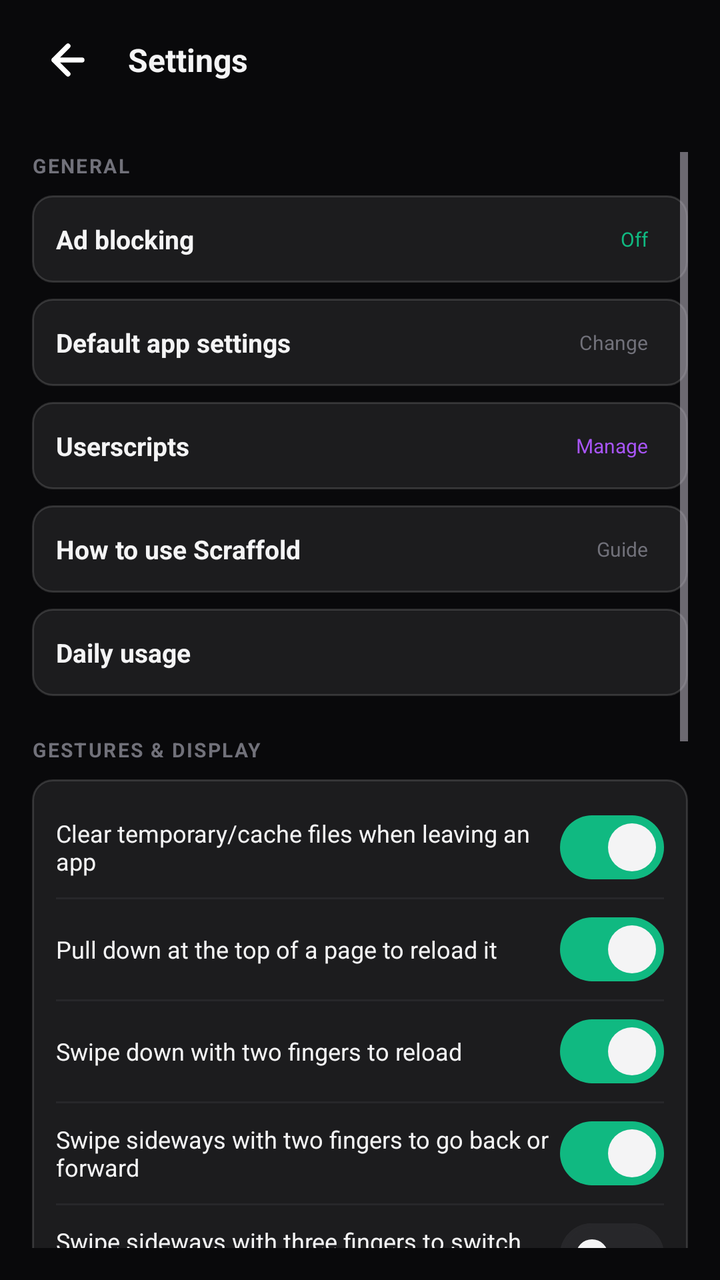
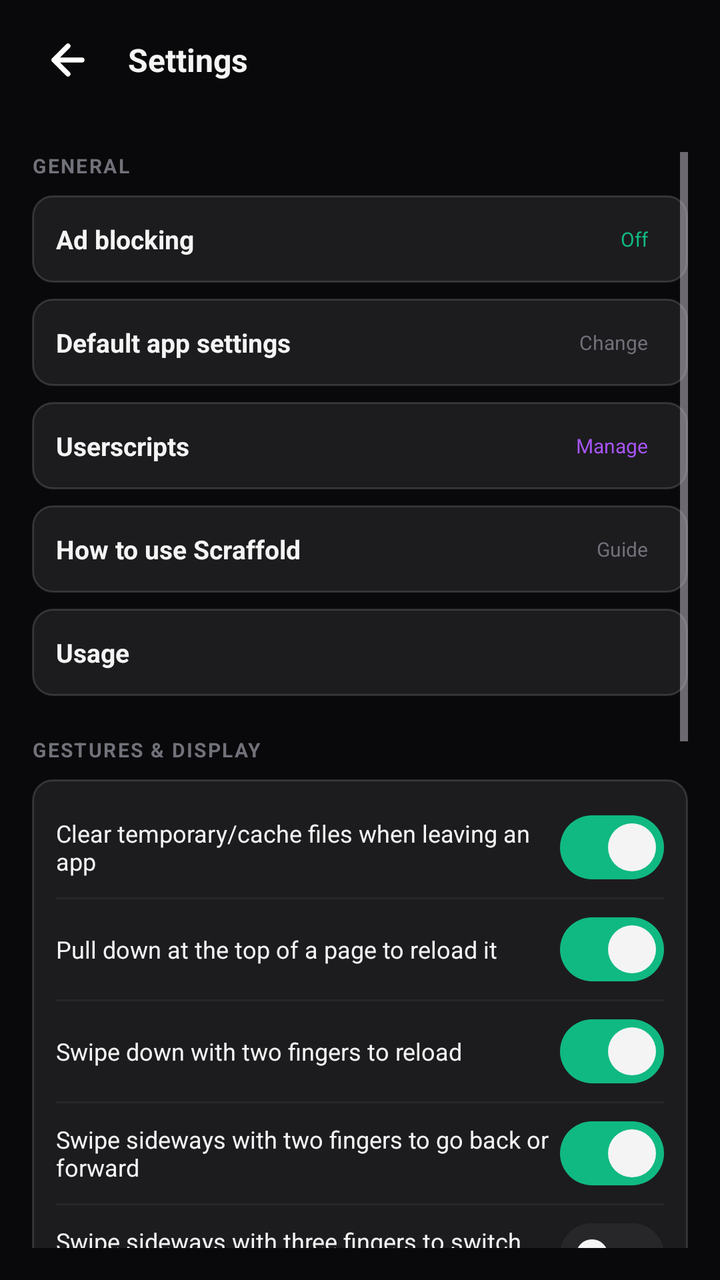

Compare the two renders of this Android layout. The source of the first and the diff that turns it into the second are given below.
<!-- AndroidManifest.xml: application theme Theme.Scaffold -->
<!-- res/layout/activity_settings.xml -->
<?xml version="1.0" encoding="utf-8"?>
<LinearLayout xmlns:android="http://schemas.android.com/apk/res/android"
    xmlns:app="http://schemas.android.com/apk/res-auto"
    android:id="@+id/settings_root_layout"
    android:layout_width="match_parent"
    android:layout_height="match_parent"
    android:orientation="vertical"
    android:background="@color/bg_primary">

    
    <LinearLayout
        android:id="@+id/settings_header_layout"
        android:layout_width="match_parent"
        android:layout_height="wrap_content"
        android:orientation="horizontal"
        android:gravity="center_vertical"
        android:paddingHorizontal="16dp"
        android:paddingVertical="12dp"
        android:background="#15121215">

        <ImageButton
            android:id="@+id/settings_btn_back"
            android:layout_width="36dp"
            android:layout_height="36dp"
            android:background="?attr/selectableItemBackgroundBorderless"
            android:src="@drawable/ic_arrow_back"
            android:contentDescription="Back" />

        <TextView
            android:layout_width="0dp"
            android:layout_height="wrap_content"
            android:layout_weight="1"
            android:layout_marginStart="12dp"
            android:text="@string/global_settings"
            android:textColor="@color/text_primary"
            android:textSize="16sp"
            android:textStyle="bold" />

        <TextView
            android:layout_width="wrap_content"
            android:layout_height="wrap_content"
            android:text=""
            android:textColor="@color/text_muted"
            android:textSize="10sp"
            android:fontFamily="monospace" />
    </LinearLayout>

    <ScrollView
        android:id="@+id/settings_scroll"
        android:layout_width="match_parent"
        android:layout_height="match_parent"
        android:padding="16dp">

        <LinearLayout
            android:layout_width="match_parent"
            android:layout_height="wrap_content"
            android:orientation="vertical"
            android:paddingBottom="32dp">

            
            <TextView
                android:layout_width="wrap_content"
                android:layout_height="wrap_content"
                android:text="GENERAL"
                android:textColor="@color/text_muted"
                android:textSize="10sp"
                android:textStyle="bold"
                android:letterSpacing="0.08" />

            
            <LinearLayout
                android:id="@+id/settings_row_adblock"
                android:layout_width="match_parent"
                android:layout_height="wrap_content"
                android:orientation="horizontal"
                android:gravity="center_vertical"
                android:background="@drawable/bg_card"
                android:foreground="?attr/selectableItemBackground"
                android:padding="12dp"
                android:layout_marginTop="8dp"
                android:clickable="true"
                android:focusable="true">

                <TextView
                    android:layout_width="0dp"
                    android:layout_height="wrap_content"
                    android:layout_weight="1"
                    android:text="Ad blocking"
                    android:textColor="@color/text_primary"
                    android:textSize="13sp"
                    android:textStyle="bold" />

                <TextView
                    android:layout_width="wrap_content"
                    android:layout_height="wrap_content"
                    android:id="@+id/settings_tv_adblock_state"
                    android:text="Off"
                    android:textColor="@color/accent_emerald"
                    android:textSize="10sp"
                    android:paddingHorizontal="8dp"
                    android:paddingVertical="3dp" />
            </LinearLayout>

            
            <LinearLayout
                android:id="@+id/settings_row_default_app"
                android:layout_width="match_parent"
                android:layout_height="wrap_content"
                android:orientation="horizontal"
                android:gravity="center_vertical"
                android:background="@drawable/bg_card"
                android:foreground="?attr/selectableItemBackground"
                android:padding="12dp"
                android:layout_marginTop="8dp"
                android:clickable="true"
                android:focusable="true">

                <TextView
                    android:layout_width="0dp"
                    android:layout_height="wrap_content"
                    android:layout_weight="1"
                    android:text="Default app settings"
                    android:textColor="@color/text_primary"
                    android:textSize="13sp"
                    android:textStyle="bold" />

                <TextView
                    android:layout_width="wrap_content"
                    android:layout_height="wrap_content"
                    android:text="Change"
                    android:textColor="@color/text_muted"
                    android:textSize="10sp"
                    android:paddingHorizontal="8dp"
                    android:paddingVertical="3dp" />
            </LinearLayout>

            
            <LinearLayout
                android:id="@+id/settings_row_userscripts"
                android:layout_width="match_parent"
                android:layout_height="wrap_content"
                android:orientation="horizontal"
                android:gravity="center_vertical"
                android:background="@drawable/bg_card"
                android:foreground="?attr/selectableItemBackground"
                android:padding="12dp"
                android:layout_marginTop="8dp"
                android:clickable="true"
                android:focusable="true">

                <TextView
                    android:layout_width="0dp"
                    android:layout_height="wrap_content"
                    android:layout_weight="1"
                    android:text="Userscripts"
                    android:textColor="@color/text_primary"
                    android:textSize="13sp"
                    android:textStyle="bold" />

                <TextView
                    android:layout_width="wrap_content"
                    android:layout_height="wrap_content"
                    android:text="Manage"
                    android:textColor="@color/accent_purple_bright"
                    android:textSize="10sp"
                    android:paddingHorizontal="8dp"
                    android:paddingVertical="3dp" />
            </LinearLayout>

            
            <LinearLayout
                android:id="@+id/settings_row_guide"
                android:layout_width="match_parent"
                android:layout_height="wrap_content"
                android:orientation="horizontal"
                android:gravity="center_vertical"
                android:background="@drawable/bg_card"
                android:foreground="?attr/selectableItemBackground"
                android:padding="12dp"
                android:layout_marginTop="8dp"
                android:clickable="true"
                android:focusable="true">

                <TextView
                    android:layout_width="0dp"
                    android:layout_height="wrap_content"
                    android:layout_weight="1"
                    android:text="How to use Scraffold"
                    android:textColor="@color/text_primary"
                    android:textSize="13sp"
                    android:textStyle="bold" />

                <TextView
                    android:layout_width="wrap_content"
                    android:layout_height="wrap_content"
                    android:text="Guide"
                    android:textColor="@color/text_muted"
                    android:textSize="10sp"
                    android:paddingHorizontal="8dp"
                    android:paddingVertical="3dp" />
            </LinearLayout>

            
            <LinearLayout
                android:id="@+id/settings_row_usage"
                android:layout_width="match_parent"
                android:layout_height="wrap_content"
                android:orientation="horizontal"
                android:gravity="center_vertical"
                android:background="@drawable/bg_card"
                android:foreground="?attr/selectableItemBackground"
                android:padding="12dp"
                android:layout_marginTop="8dp"
                android:clickable="true"
                android:focusable="true">

                <TextView
                    android:layout_width="0dp"
                    android:layout_height="wrap_content"
                    android:layout_weight="1"
                    android:text="Daily usage"
                    android:textColor="@color/text_primary"
                    android:textSize="13sp"
                    android:textStyle="bold" />

                <TextView
                    android:id="@+id/settings_tv_usage_today"
                    android:layout_width="wrap_content"
                    android:layout_height="wrap_content"
                    android:textColor="@color/text_muted"
                    android:textSize="10sp"
                    android:paddingHorizontal="8dp"
                    android:paddingVertical="3dp" />
            </LinearLayout>

            
            <TextView
                android:layout_width="wrap_content"
                android:layout_height="wrap_content"
                android:layout_marginTop="20dp"
                android:text="GESTURES &amp; DISPLAY"
                android:textColor="@color/text_muted"
                android:textSize="10sp"
                android:textStyle="bold"
                android:letterSpacing="0.08" />

            <LinearLayout
                android:layout_width="match_parent"
                android:layout_height="wrap_content"
                android:orientation="vertical"
                android:background="@drawable/bg_card"
                android:padding="12dp"
                android:layout_marginTop="8dp">

                
                <LinearLayout
                    android:layout_width="match_parent"
                    android:layout_height="44dp"
                    android:orientation="horizontal"
                    android:gravity="center_vertical">

                    <TextView
                        android:layout_width="0dp"
                        android:layout_height="wrap_content"
                        android:layout_weight="1"
                        android:text="Clear temporary/cache files when leaving an app"
                        android:textColor="@color/text_primary"
                        android:textSize="12sp" />

                    <com.google.android.material.materialswitch.MaterialSwitch
                        android:id="@+id/settings_switch_clear_cache"
                        android:layout_width="wrap_content"
                        android:layout_height="wrap_content"
                        android:checked="true"
                        app:thumbTint="@color/text_primary"
                        app:trackTint="@color/switch_track" />
                </LinearLayout>

                <View
                    android:layout_width="match_parent"
                    android:layout_height="1dp"
                    android:background="@color/border_primary"
                    android:layout_marginVertical="3dp" />

                
                <LinearLayout
                    android:layout_width="match_parent"
                    android:layout_height="44dp"
                    android:orientation="horizontal"
                    android:gravity="center_vertical">

                    <TextView
                        android:layout_width="0dp"
                        android:layout_height="wrap_content"
                        android:layout_weight="1"
                        android:text="Pull down at the top of a page to reload it"
                        android:textColor="@color/text_primary"
                        android:textSize="12sp" />

                    <com.google.android.material.materialswitch.MaterialSwitch
                        android:id="@+id/settings_switch_pull_reload"
                        android:layout_width="wrap_content"
                        android:layout_height="wrap_content"
                        android:checked="true"
                        app:thumbTint="@color/text_primary"
                        app:trackTint="@color/switch_track" />
                </LinearLayout>

                <View
                    android:layout_width="match_parent"
                    android:layout_height="1dp"
                    android:background="@color/border_primary"
                    android:layout_marginVertical="3dp" />

                
                <LinearLayout
                    android:layout_width="match_parent"
                    android:layout_height="44dp"
                    android:orientation="horizontal"
                    android:gravity="center_vertical">

                    <TextView
                        android:layout_width="0dp"
                        android:layout_height="wrap_content"
                        android:layout_weight="1"
                        android:text="Swipe down with two fingers to reload"
                        android:textColor="@color/text_primary"
                        android:textSize="12sp" />

                    <com.google.android.material.materialswitch.MaterialSwitch
                        android:id="@+id/settings_switch_reload_gesture"
                        android:layout_width="wrap_content"
                        android:layout_height="wrap_content"
                        android:checked="true"
                        app:thumbTint="@color/text_primary"
                        app:trackTint="@color/switch_track" />
                </LinearLayout>

                <View
                    android:layout_width="match_parent"
                    android:layout_height="1dp"
                    android:background="@color/border_primary"
                    android:layout_marginVertical="3dp" />

                
                <LinearLayout
                    android:layout_width="match_parent"
                    android:layout_height="44dp"
                    android:orientation="horizontal"
                    android:gravity="center_vertical">

                    <TextView
                        android:layout_width="0dp"
                        android:layout_height="wrap_content"
                        android:layout_weight="1"
                        android:text="Swipe sideways with two fingers to go back or forward"
                        android:textColor="@color/text_primary"
                        android:textSize="12sp" />

                    <com.google.android.material.materialswitch.MaterialSwitch
                        android:id="@+id/settings_switch_nav_gesture"
                        android:layout_width="wrap_content"
                        android:layout_height="wrap_content"
                        android:checked="true"
                        app:thumbTint="@color/text_primary"
                        app:trackTint="@color/switch_track" />
                </LinearLayout>

                <View
                    android:layout_width="match_parent"
                    android:layout_height="1dp"
                    android:background="@color/border_primary"
                    android:layout_marginVertical="3dp" />

                
                <LinearLayout
                    android:layout_width="match_parent"
                    android:layout_height="44dp"
                    android:orientation="horizontal"
                    android:gravity="center_vertical">

                    <TextView
                        android:layout_width="0dp"
                        android:layout_height="wrap_content"
                        android:layout_weight="1"
                        android:text="Swipe sideways with three fingers to switch apps"
                        android:textColor="@color/text_primary"
                        android:textSize="12sp" />

                    <com.google.android.material.materialswitch.MaterialSwitch
                        android:id="@+id/settings_switch_app_switch_gesture"
                        android:layout_width="wrap_content"
                        android:layout_height="wrap_content"
                        android:checked="false"
                        app:thumbTint="@color/text_primary"
                        app:trackTint="@color/switch_track" />
                </LinearLayout>

                <View
                    android:layout_width="match_parent"
                    android:layout_height="1dp"
                    android:background="@color/border_primary"
                    android:layout_marginVertical="3dp" />

                
                <LinearLayout
                    android:layout_width="match_parent"
                    android:layout_height="44dp"
                    android:orientation="horizontal"
                    android:gravity="center_vertical">

                    <TextView
                        android:layout_width="0dp"
                        android:layout_height="wrap_content"
                        android:layout_weight="1"
                        android:text="Show a loading bar while pages open"
                        android:textColor="@color/text_primary"
                        android:textSize="12sp" />

                    <com.google.android.material.materialswitch.MaterialSwitch
                        android:id="@+id/settings_switch_progress_bar"
                        android:layout_width="wrap_content"
                        android:layout_height="wrap_content"
                        android:checked="true"
                        app:thumbTint="@color/text_primary"
                        app:trackTint="@color/switch_track" />
                </LinearLayout>

                <View
                    android:layout_width="match_parent"
                    android:layout_height="1dp"
                    android:background="@color/border_primary"
                    android:layout_marginVertical="3dp" />

                
                <LinearLayout
                    android:layout_width="match_parent"
                    android:layout_height="44dp"
                    android:orientation="horizontal"
                    android:gravity="center_vertical">

                    <TextView
                        android:layout_width="0dp"
                        android:layout_height="wrap_content"
                        android:layout_weight="1"
                        android:text="Keep Android's navigation bar in fullscreen"
                        android:textColor="@color/text_primary"
                        android:textSize="12sp" />

                    <com.google.android.material.materialswitch.MaterialSwitch
                        android:id="@+id/settings_switch_software_nav"
                        android:layout_width="wrap_content"
                        android:layout_height="wrap_content"
                        android:checked="false"
                        app:thumbTint="@color/text_primary"
                        app:trackTint="@color/switch_track" />
                </LinearLayout>

            </LinearLayout>

            
            <TextView
                android:layout_width="wrap_content"
                android:layout_height="wrap_content"
                android:layout_marginTop="20dp"
                android:text="STORAGE"
                android:textColor="@color/text_muted"
                android:textSize="10sp"
                android:textStyle="bold"
                android:letterSpacing="0.08" />

            <LinearLayout
                android:layout_width="match_parent"
                android:layout_height="wrap_content"
                android:orientation="horizontal"
                android:gravity="center_vertical"
                android:background="@drawable/bg_card"
                android:padding="12dp"
                android:layout_marginTop="8dp">

                <LinearLayout
                    android:layout_width="0dp"
                    android:layout_height="wrap_content"
                    android:layout_weight="1"
                    android:orientation="vertical">

                    <TextView
                        android:layout_width="wrap_content"
                        android:layout_height="wrap_content"
                        android:text="Temporary files"
                        android:textColor="@color/text_primary"
                        android:textSize="13sp"
                        android:textStyle="bold" />

                    <TextView
                        android:id="@+id/settings_tv_cache_size"
                        android:layout_width="wrap_content"
                        android:layout_height="wrap_content"
                        android:layout_marginTop="1dp"
                        android:text="Working it out..."
                        android:textColor="@color/text_muted"
                        android:textSize="10sp"
                        android:fontFamily="monospace" />
                </LinearLayout>

                <TextView
                    android:id="@+id/settings_btn_clear_cache"
                    android:layout_width="wrap_content"
                    android:layout_height="wrap_content"
                    android:text="Clear"
                    android:textColor="@color/accent_rose"
                    android:textSize="12sp"
                    android:textStyle="bold"
                    android:padding="6dp" />
            </LinearLayout>

            <LinearLayout
                android:layout_width="match_parent"
                android:layout_height="wrap_content"
                android:orientation="horizontal"
                android:gravity="center_vertical"
                android:background="@drawable/bg_card"
                android:padding="12dp"
                android:layout_marginTop="8dp">

                <LinearLayout
                    android:layout_width="0dp"
                    android:layout_height="wrap_content"
                    android:layout_weight="1"
                    android:orientation="vertical">

                    <TextView
                        android:layout_width="wrap_content"
                        android:layout_height="wrap_content"
                        android:text="Clear them by themselves at 500 MB"
                        android:textColor="@color/text_primary"
                        android:textSize="13sp"
                        android:textStyle="bold" />

                    <TextView
                        android:layout_width="wrap_content"
                        android:layout_height="wrap_content"
                        android:layout_marginTop="1dp"
                        android:text="You stay signed in"
                        android:textColor="@color/text_muted"
                        android:textSize="10sp" />
                </LinearLayout>

                <com.google.android.material.materialswitch.MaterialSwitch
                    android:id="@+id/settings_switch_auto_purge"
                    android:layout_width="wrap_content"
                    android:layout_height="wrap_content"
                    app:thumbTint="@color/text_primary"
                    app:trackTint="@color/switch_track" />
            </LinearLayout>

            
            <TextView
                android:layout_width="wrap_content"
                android:layout_height="wrap_content"
                android:layout_marginTop="20dp"
                android:text="BACKUP"
                android:textColor="@color/text_muted"
                android:textSize="10sp"
                android:textStyle="bold"
                android:letterSpacing="0.08" />

            <LinearLayout
                android:layout_width="match_parent"
                android:layout_height="wrap_content"
                android:orientation="horizontal"
                android:layout_marginTop="8dp">

                <TextView
                    android:id="@+id/settings_btn_export"
                    android:layout_width="0dp"
                    android:layout_height="40dp"
                    android:layout_weight="1"
                    android:background="@drawable/bg_card"
                    android:foreground="?attr/selectableItemBackground"
                    android:gravity="center"
                    android:text="Back up"
                    android:textColor="@color/text_primary"
                    android:textSize="11sp"
                    android:textStyle="bold"
                    android:clickable="true"
                    android:focusable="true" />

                <TextView
                    android:id="@+id/settings_btn_import"
                    android:layout_width="0dp"
                    android:layout_height="40dp"
                    android:layout_weight="1"
                    android:layout_marginStart="8dp"
                    android:background="@drawable/bg_card"
                    android:foreground="?attr/selectableItemBackground"
                    android:gravity="center"
                    android:text="Restore"
                    android:textColor="@color/text_primary"
                    android:textSize="11sp"
                    android:textStyle="bold"
                    android:clickable="true"
                    android:focusable="true" />
            </LinearLayout>

            
            <TextView
                android:layout_width="wrap_content"
                android:layout_height="wrap_content"
                android:layout_marginTop="20dp"
                android:text="ABOUT"
                android:textColor="@color/text_muted"
                android:textSize="10sp"
                android:textStyle="bold"
                android:letterSpacing="0.08" />

            <LinearLayout
                android:id="@+id/settings_row_about"
                android:layout_width="match_parent"
                android:layout_height="wrap_content"
                android:orientation="horizontal"
                android:gravity="center_vertical"
                android:background="@drawable/bg_card"
                android:foreground="?attr/selectableItemBackground"
                android:padding="12dp"
                android:layout_marginTop="8dp"
                android:clickable="true"
                android:focusable="true">

                <TextView
                    android:layout_width="0dp"
                    android:layout_height="wrap_content"
                    android:layout_weight="1"
                    android:text="About ֆ𝖈𝖗𝖆𝖋𝖋𝖔𝖑𝖉 &amp; Licenses"
                    android:textColor="@color/text_primary"
                    android:textSize="13sp"
                    android:textStyle="bold" />

                <TextView
                    android:id="@+id/settings_tv_about_version"
                    android:layout_width="wrap_content"
                    android:layout_height="wrap_content"
                    android:text="@string/release_stage"
                    android:textColor="@color/accent_emerald"
                    android:textSize="11sp"
                    android:fontFamily="monospace" />
            </LinearLayout>

        </LinearLayout>
    </ScrollView>

</LinearLayout>
<!-- resources referenced by this layout -->
<resources>
  <color name="accent_emerald">#10B981</color>
  <color name="accent_purple_bright">#A855F7</color>
  <color name="accent_rose">#F43F5E</color>
  <color name="bg_primary">#09090B</color>
  <color name="border_primary">#27272A</color>
  <color name="text_muted">#71717A</color>
  <color name="text_primary">#F4F4F5</color>
  <!-- drawable bg_card (drawable) -->
  <?xml version="1.0" encoding="utf-8"?>
  <shape xmlns:android="http://schemas.android.com/apk/res/android"
      android:shape="rectangle">
      <solid android:color="#14FFFFFF" />
      <stroke
          android:width="1dp"
          android:color="#24FFFFFF" />
      <corners android:radius="10dp" />
  </shape>
  <!-- drawable ic_arrow_back (drawable) -->
  <vector xmlns:android="http://schemas.android.com/apk/res/android"
      android:width="24dp"
      android:height="24dp"
      android:viewportWidth="24"
      android:viewportHeight="24">
      <path
          android:strokeColor="#FFFFFF"
          android:strokeWidth="2.5"
          android:strokeLineCap="round"
          android:strokeLineJoin="round"
          android:pathData="M19,12 L5,12 M12,19 L5,12 L12,5" />
  </vector>
  <string name="global_settings">Settings</string>
  <string name="release_stage">Beta</string>
  <style name="Theme.Scaffold" parent="Theme.Material3.Dark.NoActionBar">
          
          <item name="android:windowBackground">@color/bg_primary</item>
          <item name="android:statusBarColor">@color/bg_primary</item>
          <item name="android:navigationBarColor">@color/bg_primary</item>
          <item name="android:windowLightStatusBar">false</item>
          <item name="android:windowLightNavigationBar">false</item>
  
          
          <item name="colorPrimary">@color/accent_emerald</item>
          <item name="colorOnPrimary">@color/text_on_accent</item>
          <item name="colorSurface">@color/bg_surface</item>
          <item name="colorOnSurface">@color/text_primary</item>
          <item name="colorOutline">@color/border_primary</item>
          <item name="alertDialogTheme">@style/ThemeOverlay.Scaffold.AlertDialog</item>
      </style>
  <color name="text_on_accent">#000000</color>
  <color name="bg_surface">#121215</color>
  <style name="ThemeOverlay.Scaffold.AlertDialog" parent="ThemeOverlay.AppCompat.Dialog.Alert">
          <item name="android:windowBackground">@drawable/bg_dialog_glass</item>
          <item name="colorAccent">@color/accent_emerald</item>
          <item name="colorPrimary">@color/accent_emerald</item>
          <item name="android:textColorPrimary">@color/text_primary</item>
          <item name="android:textColorSecondary">@color/text_secondary</item>
          <item name="android:backgroundDimAmount">0.5</item>
      </style>
  <!-- drawable bg_dialog_glass (drawable) -->
  <?xml version="1.0" encoding="utf-8"?>
  <inset xmlns:android="http://schemas.android.com/apk/res/android"
      android:insetLeft="20dp"
      android:insetRight="20dp"
      android:insetTop="24dp"
      android:insetBottom="24dp">
      <shape android:shape="rectangle">
          <gradient
              android:angle="315"
              android:startColor="#F2211A36"
              android:endColor="#F212101C" />
          <corners android:radius="20dp" />
          <stroke
              android:width="1dp"
              android:color="#33FFFFFF" />
      </shape>
  </inset>
  <color name="text_secondary">#A1A1AA</color>
</resources>

<!-- the commit's change to res/layout/activity_settings.xml (unified diff, before → after) -->
@@ -218,7 +218,7 @@
                     android:layout_width="0dp"
                     android:layout_height="wrap_content"
                     android:layout_weight="1"
-                    android:text="Daily usage"
+                    android:text="Usage"
                     android:textColor="@color/text_primary"
                     android:textSize="13sp"
                     android:textStyle="bold" />
